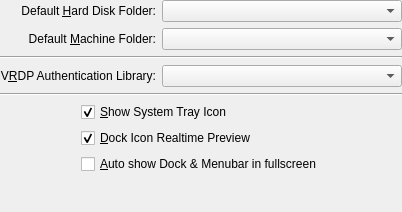
Qt form vbox/src/VBox/Frontends/VirtualBox/src/settings/global/VBoxGLSettingsGeneral.ui (jljuxgm/vboxgit) before a commit.
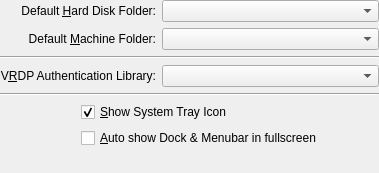
The same form after that commit. Custom widgets are drawn as their Qt base class.

The edit to the form file:
```diff
--- a/vbox/src/VBox/Frontends/VirtualBox/src/settings/global/VBoxGLSettingsGeneral.ui
+++ b/vbox/src/VBox/Frontends/VirtualBox/src/settings/global/VBoxGLSettingsGeneral.ui
@@ -23,8 +23,8 @@
    <rect>
     <x>0</x>
     <y>0</y>
-    <width>402</width>
-    <height>212</height>
+    <width>379</width>
+    <height>173</height>
    </rect>
   </property>
   <layout class="QGridLayout">
@@ -127,20 +127,7 @@
      </property>
     </widget>
    </item>
-   <item row="6" column="1" colspan="2">
-    <widget class="QCheckBox" name="mCbCheckDockPreview">
-     <property name="whatsThis">
-      <string>When checked, the Dock Icon will reflect the VM window content in realtime.</string>
-     </property>
-     <property name="text">
-      <string>&amp;Dock Icon Realtime Preview</string>
-     </property>
-     <property name="checked">
-      <bool>true</bool>
-     </property>
-    </widget>
-   </item>
-   <item row="11" column="0" colspan="3">
+   <item row="10" column="0" colspan="3">
     <spacer>
      <property name="orientation">
       <enum>Qt::Vertical</enum>
@@ -153,7 +140,7 @@
      </property>
     </spacer>
    </item>
-   <item row="7" column="1" colspan="2">
+   <item row="6" column="1" colspan="2">
     <widget class="QCheckBox" name="mCbCheckPresentationMode">
      <property name="text">
       <string>&amp;Auto show Dock &amp;&amp; Menubar in fullscreen</string>
```
